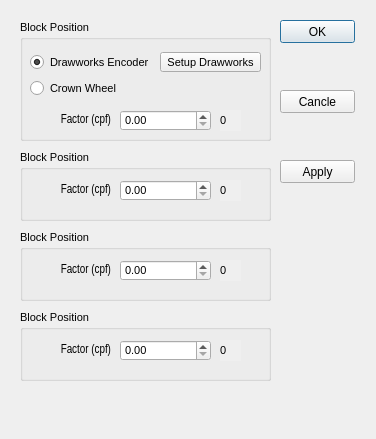
Old version of the form src/samples/depth/dialogdepthcalibration.ui in the repository TinySlik/QT_OrangeCat.
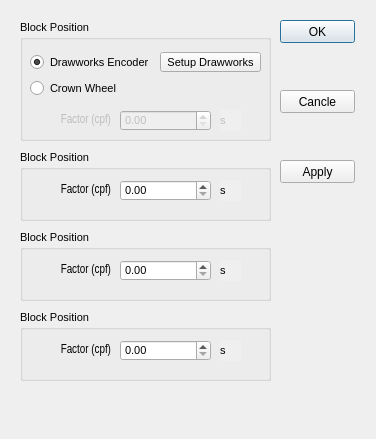
New version of the form.

Diff of the .ui file:
```diff
--- a/src/samples/depth/dialogdepthcalibration.ui
+++ b/src/samples/depth/dialogdepthcalibration.ui
@@ -112,6 +112,9 @@
     </property>
    </widget>
    <widget class="QLabel" name="label_read1_6">
+    <property name="enabled">
+     <bool>false</bool>
+    </property>
     <property name="geometry">
      <rect>
       <x>10</x>
@@ -137,6 +140,9 @@
     </property>
    </widget>
    <widget class="QDoubleSpinBox" name="doubleSpinBox_2">
+    <property name="enabled">
+     <bool>false</bool>
+    </property>
     <property name="geometry">
      <rect>
       <x>100</x>
@@ -147,6 +153,9 @@
     </property>
    </widget>
    <widget class="QLabel" name="label">
+    <property name="enabled">
+     <bool>false</bool>
+    </property>
     <property name="geometry">
      <rect>
       <x>200</x>
@@ -159,7 +168,7 @@
      <bool>true</bool>
     </property>
     <property name="text">
-     <string>0</string>
+     <string>s</string>
     </property>
    </widget>
   </widget>
@@ -244,7 +253,7 @@
      <bool>true</bool>
     </property>
     <property name="text">
-     <string>0</string>
+     <string>s</string>
     </property>
    </widget>
   </widget>
@@ -329,7 +338,7 @@
      <bool>true</bool>
     </property>
     <property name="text">
-     <string>0</string>
+     <string>s</string>
     </property>
    </widget>
   </widget>
@@ -414,7 +423,7 @@
      <bool>true</bool>
     </property>
     <property name="text">
-     <string>0</string>
+     <string>s</string>
     </property>
    </widget>
   </widget>
```
